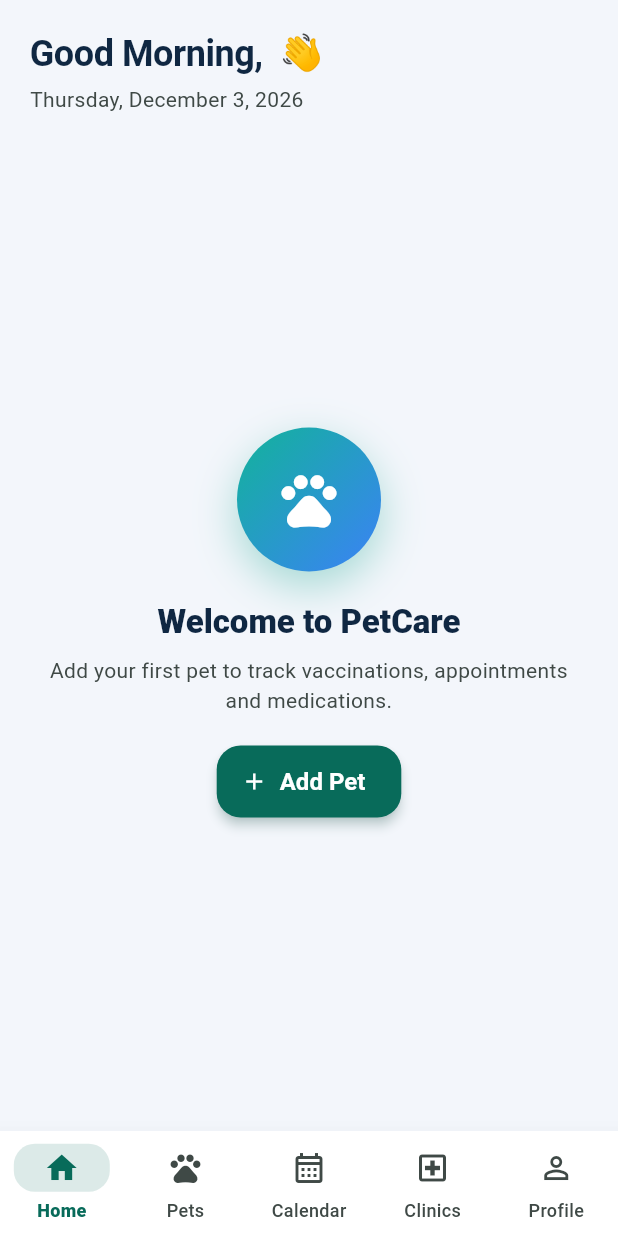
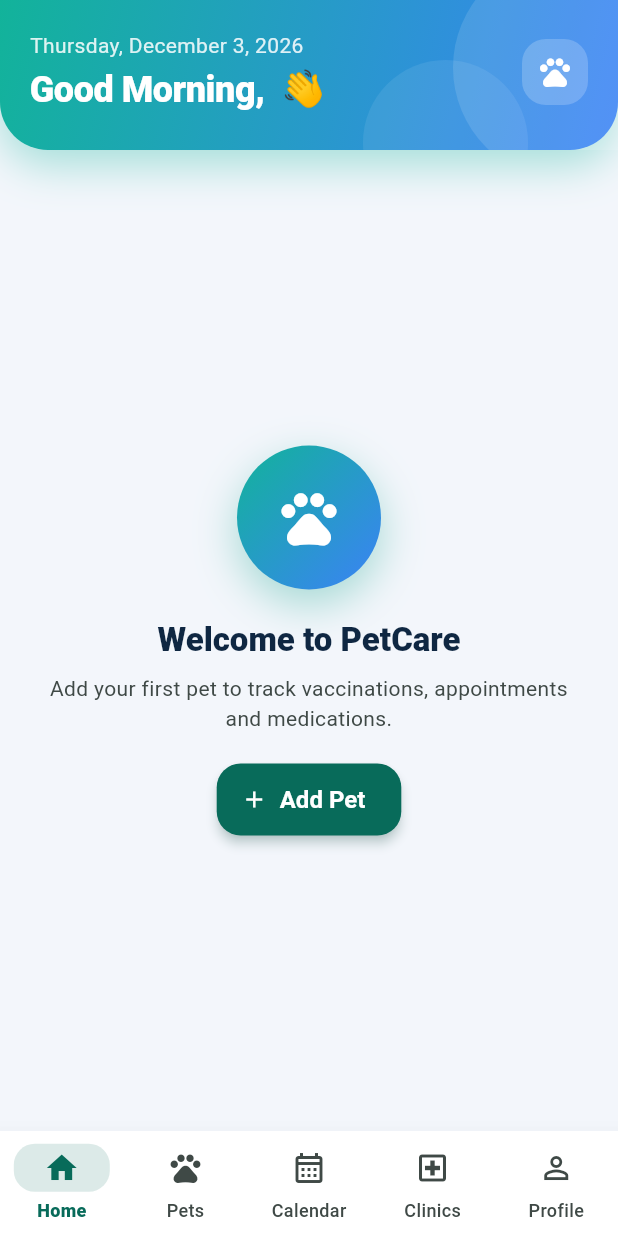
Before and after one commit to RensithUdara/PetCare-Mobile-Application, a Flutter app: the HomeScreen screen opened by its route, on a phone screen of 412 x 824 dp. Run offline on Flutter 3.47's test engine with Material 3 defaults, Android fonts, the phone set to English and light mode, and no system bars; our stand-ins replace cached_network_image, cloud_firestore, connectivity_plus, dio, file_picker, firebase_auth and 20 more; missing offline and left inert: pdfx; accounts and stored records are empty.

Commit message:
feat: enhance HomeScreen with gradient header, quick actions, and improved layout

```diff
--- a/lib/features/home/presentation/screens/home_screen.dart
+++ b/lib/features/home/presentation/screens/home_screen.dart
@@ -7,6 +7,8 @@
 import '../../../../core/routing/app_routes.dart';
 import '../../../../core/utils/clock.dart';
 import '../../../../core/utils/greeting.dart';
+import '../../../../core/theme/app_colors.dart';
+import '../../../../core/widgets/modern_widgets.dart';
 import '../../../../core/widgets/state_views.dart';
 import '../../../authentication/presentation/providers/auth_providers.dart';
 import '../../../calendar/presentation/widgets/calendar_event_tile.dart';
@@ -25,31 +27,72 @@
     final dashboard = ref.watch(dashboardProvider);
     final theme = Theme.of(context);
 
+    final d = dashboard.value;
+
     return Scaffold(
-      body: SafeArea(
-        child: CustomScrollView(
+      body: CustomScrollView(
           slivers: [
-            SliverPadding(
-              padding: const EdgeInsets.fromLTRB(
+            SliverToBoxAdapter(
+              child: GradientHeader(
+                padding: EdgeInsets.fromLTRB(
                   AppConstants.pagePadding,
+                  MediaQuery.paddingOf(context).top + 20,
                   AppConstants.pagePadding,
-                AppConstants.pagePadding,
-                0,
+                  24,
                 ),
-              sliver: SliverToBoxAdapter(
+                child: Column(
+                  crossAxisAlignment: CrossAxisAlignment.start,
+                  children: [
+                    Row(
+                      children: [
+                        Expanded(
                           child: Column(
                             crossAxisAlignment: CrossAxisAlignment.start,
                             children: [
                               Text(
-                      '${greetingFor(now)}${name == null ? '' : ', $name'} 👋',
-                      style: theme.textTheme.headlineSmall?.copyWith(fontWeight: FontWeight.w700),
+                                DateFormat.yMMMMEEEEd().format(now),
+                                style: theme.textTheme.bodyMedium
+                                    ?.copyWith(color: Colors.white.withValues(alpha: 0.85)),
                               ),
                               const SizedBox(height: 4),
                               Text(
-                      DateFormat.yMMMMEEEEd().format(now),
-                      style: theme.textTheme.bodyMedium
-                          ?.copyWith(color: theme.colorScheme.onSurfaceVariant),
+                                '${greetingFor(now)}${name == null ? '' : ', $name'} 👋',
+                                style: theme.textTheme.headlineSmall
+                                    ?.copyWith(color: Colors.white, fontWeight: FontWeight.w800),
                               ),
+                            ],
+                          ),
+                        ),
+                        Container(
+                          padding: const EdgeInsets.all(10),
+                          decoration: BoxDecoration(
+                            color: Colors.white.withValues(alpha: 0.2),
+                            borderRadius: BorderRadius.circular(16),
+                          ),
+                          child: const Icon(Icons.pets, color: Colors.white),
+                        ),
+                      ],
+                    ),
+                    if (d != null && d.hasPets) ...[
+                      const SizedBox(height: 20),
+                      Row(
+                        children: [
+                          HeaderStat(value: '${d.pets.length}', label: 'Pets', icon: Icons.pets),
+                          const SizedBox(width: 10),
+                          HeaderStat(
+                            value: '${d.alerts.length}',
+                            label: 'Alerts',
+                            icon: Icons.notifications_active_outlined,
+                          ),
+                          const SizedBox(width: 10),
+                          HeaderStat(
+                            value: '${d.todaysDoses.length}',
+                            label: 'Meds today',
+                            icon: Icons.medication_outlined,
+                          ),
+                        ],
+                      ),
+                    ],
                   ],
                 ),
               ),
@@ -86,7 +129,6 @@
             ),
           ],
       ),
-      ),
     );
   }
 
@@ -107,7 +149,11 @@
     return [
       // ── Alerts ─────────────────────────────────────────────────────────
       if (d.alerts.isNotEmpty) ...[
-        box(SectionHeader(title: 'Health alerts (${d.alerts.length})')),
+        box(SectionTitle(
+          title: 'Health alerts (${d.alerts.length})',
+          icon: Icons.warning_amber_rounded,
+          accent: FeatureAccent.emergency,
+        )),
         SliverPadding(
           padding: pad,
           sliver: list(
@@ -117,15 +163,46 @@
         ),
       ],
 
+      // ── Quick actions ──────────────────────────────────────────────────
+      box(Padding(
+        padding: const EdgeInsets.only(top: 20),
+        child: Row(
+          children: [
+            _QuickAction(
+              icon: Icons.event_available,
+              label: 'Appointment',
+              accent: FeatureAccent.appointments,
+              onTap: () => context.push(AppRoutes.appointmentNew()),
+            ),
+            const SizedBox(width: 12),
+            _QuickAction(
+              icon: Icons.calendar_month,
+              label: 'Calendar',
+              accent: FeatureAccent.calendar,
+              onTap: () => context.go(AppRoutes.calendar),
+            ),
+            const SizedBox(width: 12),
+            _QuickAction(
+              icon: Icons.local_hospital,
+              label: 'Find vets',
+              accent: FeatureAccent.clinics,
+              onTap: () => context.go(AppRoutes.clinicsMap),
+            ),
+          ],
+        ),
+      )),
+
       // ── Pets ───────────────────────────────────────────────────────────
-      box(SectionHeader(
+      box(SectionTitle(
         title: 'Your pets',
+        icon: Icons.pets,
+        accent: FeatureAccent.pets,
         actionLabel: 'See all',
         onAction: () => context.go(AppRoutes.pets),
       )),
       SliverToBoxAdapter(
         child: SizedBox(
-          height: 150,
+          height: 172,
           child: ListView(
             scrollDirection: Axis.horizontal,
             padding: pad,
@@ -146,7 +223,11 @@
 
       // ── Today's medications ────────────────────────────────────────────
       if (d.todaysDoses.isNotEmpty) ...[
-        box(const SectionHeader(title: 'Today’s medications')),
+        box(const SectionTitle(
+          title: 'Today’s medications',
+          icon: Icons.medication_outlined,
+          accent: FeatureAccent.medications,
+        )),
         SliverPadding(
           padding: pad,
           sliver: list(
@@ -160,8 +241,10 @@
       ],
 
       // ── Upcoming ───────────────────────────────────────────────────────
-      box(SectionHeader(
+      box(SectionTitle(
         title: 'Upcoming',
+        icon: Icons.event_outlined,
+        accent: FeatureAccent.calendar,
         actionLabel: 'Calendar',
         onAction: () => context.go(AppRoutes.calendar),
       )),
@@ -182,7 +265,11 @@
 
       // ── Recent activity ────────────────────────────────────────────────
       if (d.recentActivity.isNotEmpty) ...[
-        box(const SectionHeader(title: 'Recent activity')),
+        box(const SectionTitle(
+          title: 'Recent activity',
+          icon: Icons.history,
+          accent: FeatureAccent.appointments,
+        )),
         SliverPadding(
           padding: pad,
           sliver: SliverList.list(children: [
@@ -195,3 +282,37 @@
     ];
   }
 }
+
+class _QuickAction extends StatelessWidget {
+  const _QuickAction({
+    required this.icon,
+    required this.label,
+    required this.accent,
+    required this.onTap,
+  });
+
+  final IconData icon;
+  final String label;
+  final FeatureAccent accent;
+  final VoidCallback onTap;
+
+  @override
+  Widget build(BuildContext context) {
+    return Expanded(
+      child: SoftCard(
+        onTap: onTap,
+        padding: const EdgeInsets.symmetric(vertical: 14, horizontal: 8),
+        child: Column(
+          children: [
+            IconBadge(icon: icon, accent: accent, size: 42),
+            const SizedBox(height: 8),
+            Text(label,
+                maxLines: 1,
+                overflow: TextOverflow.ellipsis,
+                style: Theme.of(context).textTheme.labelLarge),
+          ],
+        ),
+      ),
+    );
+  }
+}
```
Lines whose indentation alone changed are shown as unchanged.
